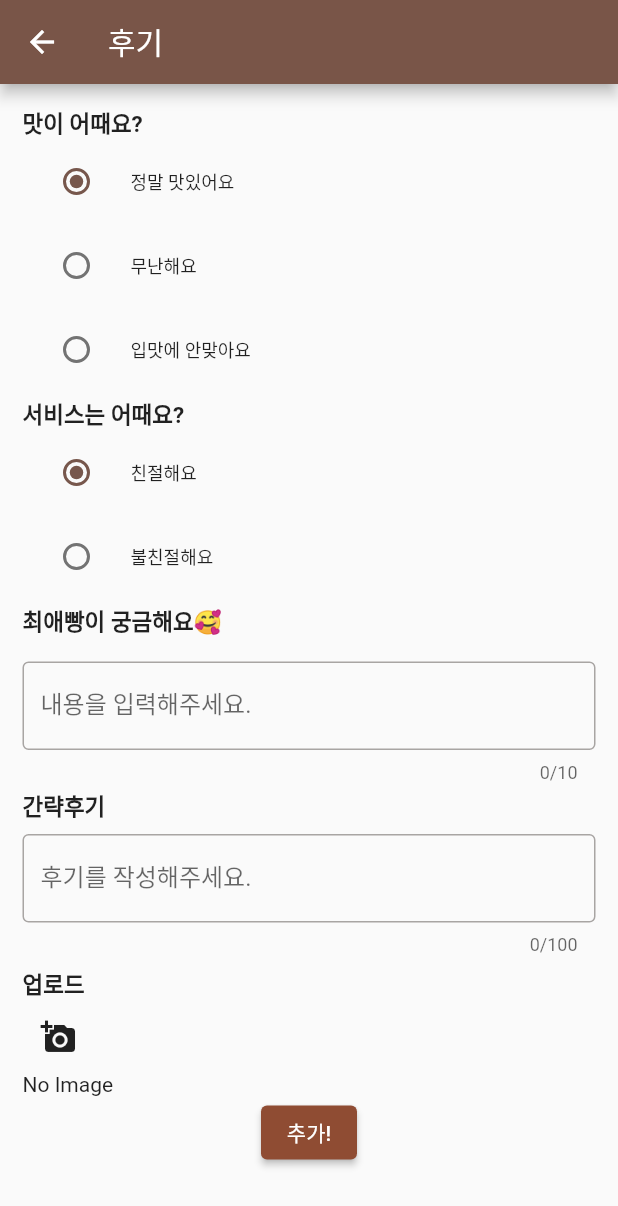
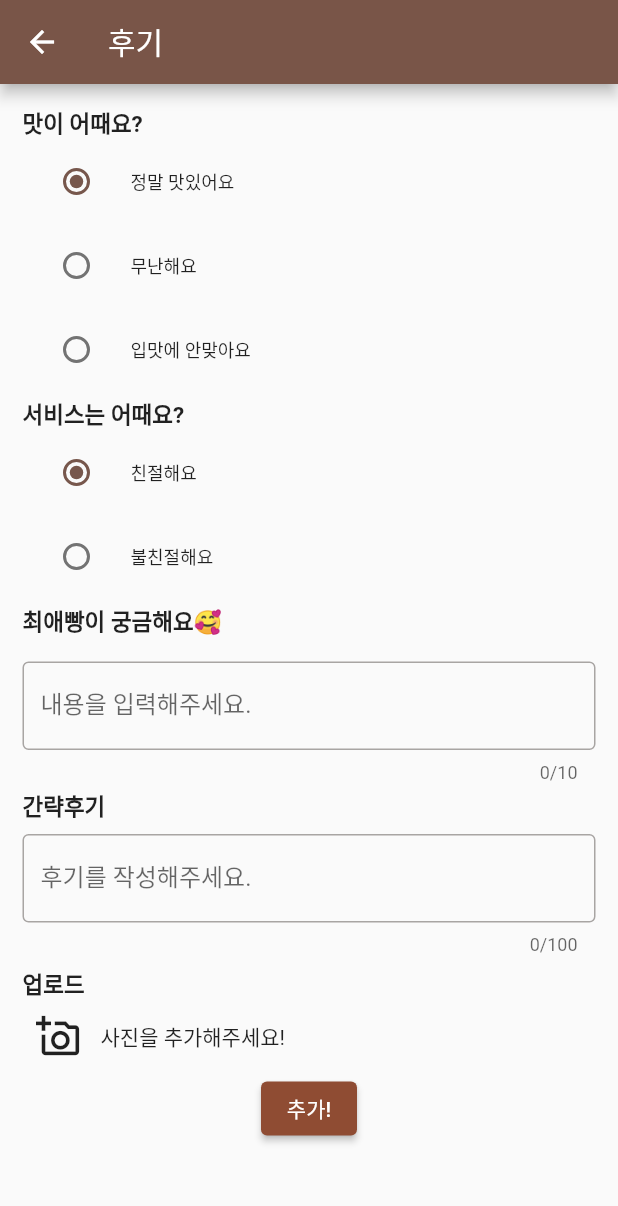
Before and after one commit to zepetto7065/finding-bread-app, a Flutter app: the ReviewWritePage screen opened directly with empty values, on a phone screen of 412 x 824 dp. Shown: the top 1206 px of the screen. Run offline on Flutter 3.47's test engine with Material 2 defaults, Android fonts, the phone set to English and light mode, and no system bars; our stand-ins replace card_swiper, google_fonts, image_picker, shared_preferences; accounts and stored records are empty; Roboto replaces fonts that are missing (Jua).

Commit message:
#20 업로드 이미지 화면에 렌더링

```diff
--- a/lib/login_page.dart
+++ b/lib/login_page.dart
@@ -105,7 +105,7 @@ class _LoginPageState extends State<LoginPage> {
       final SharedPreferences prefs = await SharedPreferences.getInstance();
 
       prefs.setString('token' ,jsonDecode(_text)['token']);
-      prefs.setString('userId' ,jsonDecode(_text)['userId']);
+      prefs.setInt('userId' ,jsonDecode(_text)['userId']);
       prefs.setString('email' ,jsonDecode(_text)['email']);
       prefs.setString('nickname' ,jsonDecode(_text)['nickname']);
       final appToken = prefs.getString('token');
--- a/lib/review_write_page.dart
+++ b/lib/review_write_page.dart
@@ -164,11 +164,42 @@ class _ReviewWritePageState extends State<ReviewWritePage> {
             Padding(padding: EdgeInsets.all(4.0)),
             Text('업로드',
               style: TextStyle(fontSize: 15.0, fontWeight: FontWeight.bold),),
-            IconButton(
-              onPressed: _getImage,
-              icon: Icon(Icons.add_a_photo),
+            Row(
+              children: [
+                IconButton(
+                  iconSize: 30,
+                  onPressed: _getImage,
+                  icon: Icon(Icons.add_a_photo_outlined),
+                ),
+                Padding(padding: EdgeInsets.all(2.0)),
+                _image1 != null ? SizedBox(
+                  width: 60,
+                  height: 60,
+                  child: ClipRRect(
+                      borderRadius: BorderRadius.circular(20.0),
+                      child: Image.file(_image1!)
+                  ),
+                ) : Text('사진을 추가해주세요!') ,
+                Padding(padding: EdgeInsets.all(2.0)),
+                _image2 != null ? SizedBox(
+                  width: 60,
+                  height: 60,
+                  child: ClipRRect(
+                      borderRadius: BorderRadius.circular(20.0),
+                      child: Image.file(_image2!)
+                  ),
+                ) : Text('') ,
+                Padding(padding: EdgeInsets.all(2.0)),
+                _image3 != null ? SizedBox(
+                  width: 60,
+                  height: 60,
+                  child: ClipRRect(
+                      borderRadius: BorderRadius.circular(20.0),
+                      child: Image.file(_image3!)
+                  ),
+                ) : Text('') ,
+              ],
             ),
-            _image1 == null ? Text('No Image') : Image.file(_image1!),
             Container(
               alignment: Alignment.center,
               child: ElevatedButton(
@@ -199,7 +230,7 @@ class _ReviewWritePageState extends State<ReviewWritePage> {
 
     final prefs = await SharedPreferences.getInstance();
     final appToken = prefs.getString('token') ?? '';
-    final userId = prefs.getString('userId') ?? '';
+    final userId = prefs.getInt('userId') ?? '';
 
     http.Response response = await http.post(Uri.parse(url),
       headers: <String, String> {
@@ -268,17 +299,35 @@ class _ReviewWritePageState extends State<ReviewWritePage> {
     if(images != null){
       if(images.length <= 3){
         setState(() {
-          _image1 = File(images[0].path);
-          _image2 = File(images[1].path);
-          _image3 = File(images[2].path);
+          _image1 = null;
+          _image2 = null;
+          _image3 = null;
+          if(images.length == 3){
+            _image1 = File(images[0].path);
+            _image2 = File(images[1].path);
+            _image3 = File(images[2].path);
+          }else if(images.length == 2){
+            _image1 = File(images[0].path);
+            _image2 = File(images[1].path);
+          }else if(images.length == 1){
+            _image1 = File(images[0].path);
+          }
         });
       }else{
         print('이미지는 최대 3개까지 등록이 가능합니다.');
+        showDialog(
+            context: context,
+            builder: (BuildContext context) {
+              return AlertDialog(
+                content: Text('이미지는 최대 3개까지 등록이 가능합니다.'),
+              );
+            }
+        );
       }
     }
   }
 
-  Future<dynamic> postImageRequest() async {
+  postImageRequest()  {
     print('후기 사진을 업로드');
     String baseUrl = "https://finding-bread-app.s3.ap-northeast-2.amazonaws.com/review/";
     if(_image1 != null){
@@ -288,7 +337,7 @@ class _ReviewWritePageState extends State<ReviewWritePage> {
       String fileName = '${widget.id}_${DateTime.now().microsecondsSinceEpoch}.${extension}';
       imageUrl1 = fileName;
 
-      await requestUpload(extension, baseUrl + fileName, _image1! );
+      requestUpload(extension, baseUrl + fileName, _image1! );
     }
     if(_image2 != null){
       var split = _image2!.path.split('.');
@@ -297,7 +346,7 @@ class _ReviewWritePageState extends State<ReviewWritePage> {
       String fileName = '${widget.id}_${DateTime.now().microsecondsSinceEpoch}.${extension}';
       imageUrl2 = fileName;
 
-      await requestUpload(extension, baseUrl + fileName, _image2! );
+      requestUpload(extension, baseUrl + fileName, _image2! );
     }
     if(_image3 != null){
       var split = _image3!.path.split('.');
@@ -306,7 +355,7 @@ class _ReviewWritePageState extends State<ReviewWritePage> {
       String fileName = '${widget.id}_${DateTime.now().microsecondsSinceEpoch}.${extension}';
       imageUrl3 = fileName;
 
-      await requestUpload(extension, baseUrl + fileName, _image3! );
+      requestUpload(extension, baseUrl + fileName, _image3! );
     }
   }
 
@@ -326,6 +375,7 @@ class _ReviewWritePageState extends State<ReviewWritePage> {
       print(e);
     }
   }
+
 }
 
 class Review {
--- a/pubspec.yaml
+++ b/pubspec.yaml
@@ -36,6 +36,7 @@ dependencies:
   url_launcher_ios: ^6.0.17
   image_picker: ^0.8.5+3
   dio: ^4.0.6
+  card_swiper: ^2.0.4
 
 
   # The following adds the Cupertino Icons font to your application.
```
Also changed, not shown: lib/index_page.dart (+8 -0 lines), lib/shop_detail_page.dart (+53 -19 lines), pubspec.lock.
